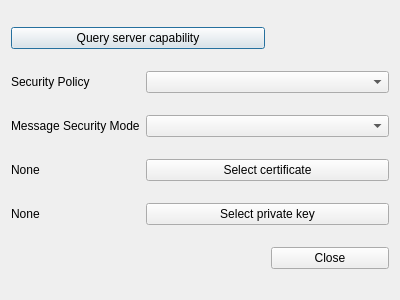
Qt form client/connection_ui.ui (ilManno/OPCUA_PyClient_NodeServer) before a commit.
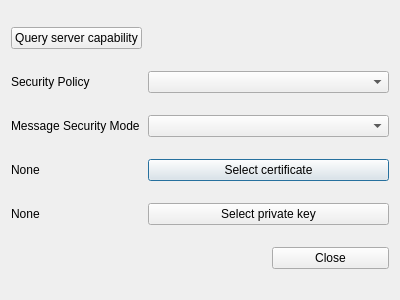
The same form after that commit.

Commit message: Improve connect/disconnect buttons management

```diff
--- a/client/connection_ui.ui
+++ b/client/connection_ui.ui
@@ -14,13 +14,6 @@
    <string>ConnectionDialog</string>
   </property>
   <layout class="QGridLayout" name="gridLayout">
-   <item row="0" column="0" colspan="2">
-    <widget class="QPushButton" name="queryButton">
-     <property name="text">
-      <string>Query server capability</string>
-     </property>
-    </widget>
-   </item>
    <item row="1" column="0">
     <widget class="QLabel" name="label">
      <property name="text">
@@ -76,6 +69,13 @@
      </property>
     </widget>
    </item>
+   <item row="0" column="0">
+    <widget class="QPushButton" name="queryButton">
+     <property name="text">
+      <string>Query server capability</string>
+     </property>
+    </widget>
+   </item>
   </layout>
  </widget>
  <layoutdefault spacing="6" margin="11"/>
```
The commit also changes 5 other files.
